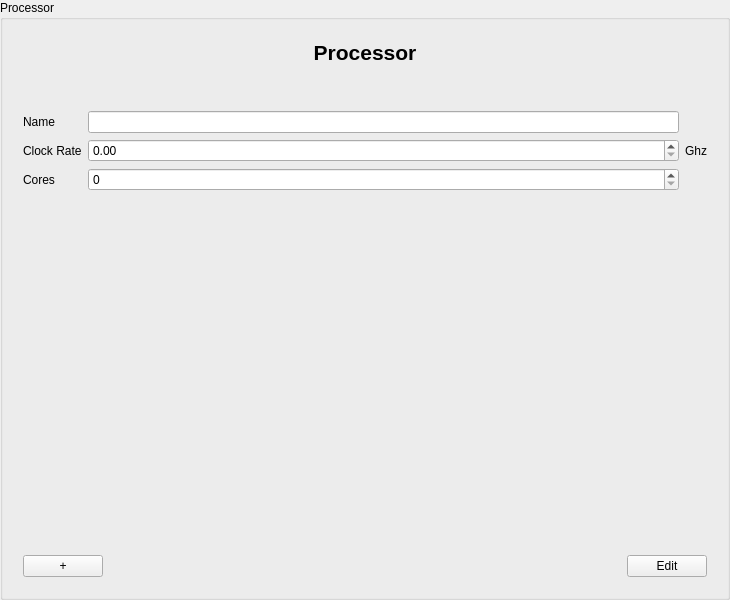
jmuelbert/jmbde-python, file resources/forms/processorinputarea.ui: the form before one commit.
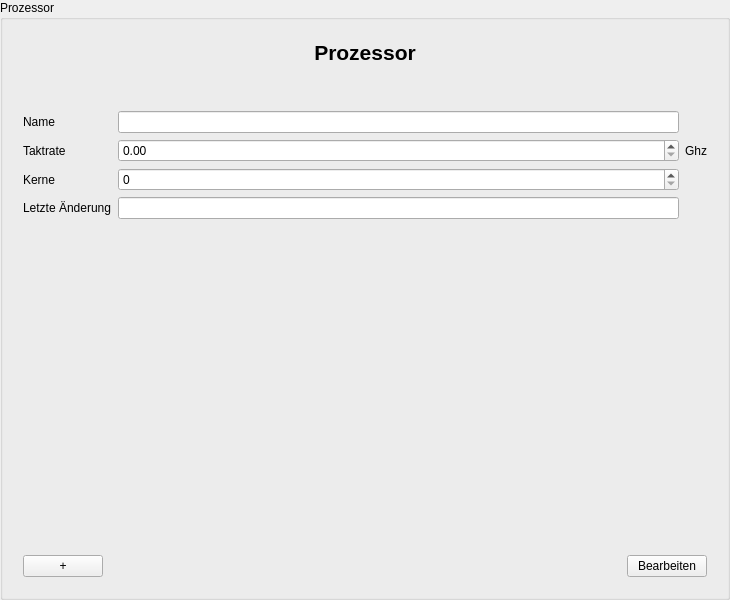
The form after the commit.

```diff
--- a/resources/forms/processorinputarea.ui
+++ b/resources/forms/processorinputarea.ui
@@ -17,7 +17,7 @@
    <string>ProcessorInputDialog</string>
   </property>
   <property name="title">
-   <string>Processor</string>
+   <string>Prozessor</string>
   </property>
   <layout class="QVBoxLayout" name="verticalLayout_3">
    <item>
@@ -35,7 +35,7 @@
            </font>
           </property>
           <property name="text">
-           <string>Processor</string>
+           <string>Prozessor</string>
           </property>
           <property name="alignment">
            <set>Qt::AlignCenter</set>
@@ -62,11 +62,15 @@
       </item>
       <item>
        <layout class="QGridLayout" name="gridLayout">
-        <item row="2" column="2">
-         <widget class="QDoubleSpinBox" name="doubleSpinBox_ClockRate"/>
-        </item>
-        <item row="1" column="2">
-         <widget class="QLineEdit" name="lineEdit_Name"/>
+        <item row="2" column="0">
+         <widget class="QLabel" name="clockRateLabel">
+          <property name="text">
+           <string>Taktrate</string>
+          </property>
+          <property name="buddy">
+           <cstring>clockRateDoubleSpinBox</cstring>
+          </property>
+         </widget>
         </item>
         <item row="1" column="0">
          <widget class="QLabel" name="label_Name">
@@ -78,15 +82,8 @@
           </property>
          </widget>
         </item>
-        <item row="2" column="0">
-         <widget class="QLabel" name="label_ClockRate">
-          <property name="text">
-           <string>Clock Rate</string>
-          </property>
-          <property name="buddy">
-           <cstring>doubleSpinBox_ClockRate</cstring>
-          </property>
-         </widget>
+        <item row="3" column="2">
+         <widget class="QSpinBox" name="coresSpinBox" />
         </item>
         <item row="2" column="3">
          <widget class="QLabel" name="label_Frequeny">
@@ -98,15 +95,31 @@
         <item row="3" column="0">
          <widget class="QLabel" name="label_Cores">
           <property name="text">
-           <string>Cores</string>
+           <string>Kerne</string>
           </property>
           <property name="buddy">
            <cstring>spinBox_Cores</cstring>
           </property>
          </widget>
         </item>
-        <item row="3" column="2">
-         <widget class="QSpinBox" name="spinBox_Cores"/>
+        <item row="1" column="2">
+         <widget class="QLineEdit" name="nameLineEdit" />
+        </item>
+        <item row="2" column="2">
+         <widget class="QDoubleSpinBox" name="clockRateDoubleSpinBox" />
+        </item>
+        <item row="4" column="0">
+         <widget class="QLabel" name="lastUpdateLabel">
+          <property name="text">
+           <string>Letzte Änderung</string>
+          </property>
+          <property name="buddy">
+           <cstring>lastUpdateLineEdit</cstring>
+          </property>
+         </widget>
+        </item>
+        <item row="4" column="2">
+         <widget class="QLineEdit" name="lastUpdateLineEdit" />
         </item>
        </layout>
       </item>
@@ -148,7 +161,7 @@
         <item>
          <widget class="QPushButton" name="pushButton_EditFinish">
           <property name="text">
-           <string>Edit</string>
+           <string>Bearbeiten</string>
           </property>
          </widget>
         </item>
```
Left out of the diff: 33 changed lines with no effect on the pictures.
